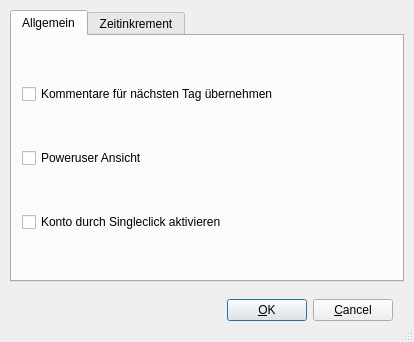
First picture: the form in src/preferencedialogbase.ui, repository theoweiss/sctime, before the edit.
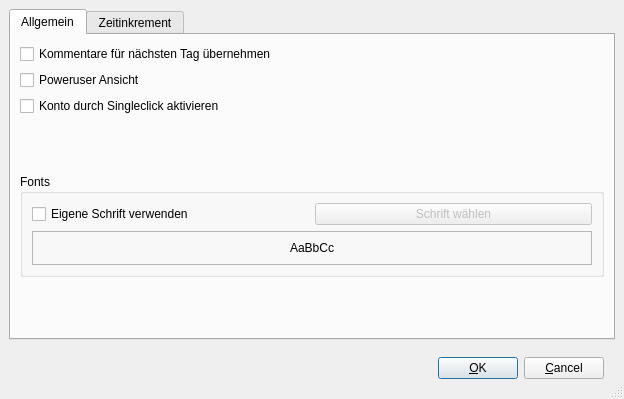
Second picture: the form after the edit.

Commit message: make font configurable

Patch:
```diff
--- a/src/preferencedialogbase.ui
+++ b/src/preferencedialogbase.ui
@@ -8,8 +8,8 @@
    <rect>
     <x>0</x>
     <y>0</y>
-    <width>414</width>
-    <height>342</height>
+    <width>624</width>
+    <height>399</height>
    </rect>
   </property>
   <property name="windowTitle" >
@@ -20,7 +20,7 @@
   </property>
   <layout class="QVBoxLayout" >
    <property name="margin" >
-    <number>10</number>
+    <number>9</number>
    </property>
    <property name="spacing" >
     <number>6</number>
@@ -41,7 +41,7 @@
       </attribute>
       <layout class="QVBoxLayout" >
        <property name="margin" >
-        <number>10</number>
+        <number>9</number>
        </property>
        <property name="spacing" >
         <number>6</number>
@@ -67,18 +67,101 @@
          </property>
         </widget>
        </item>
+       <item>
+        <spacer>
+         <property name="orientation" >
+          <enum>Qt::Vertical</enum>
+         </property>
+         <property name="sizeHint" >
+          <size>
+           <width>20</width>
+           <height>20</height>
+          </size>
+         </property>
+        </spacer>
+       </item>
+       <item>
+        <widget class="QGroupBox" name="groupBox" >
+         <property name="title" >
+          <string>Fonts</string>
+         </property>
+         <layout class="QVBoxLayout" >
+          <property name="margin" >
+           <number>9</number>
+          </property>
+          <property name="spacing" >
+           <number>6</number>
+          </property>
+          <item>
+           <layout class="QHBoxLayout" >
+            <property name="margin" >
+             <number>0</number>
+            </property>
+            <property name="spacing" >
+             <number>6</number>
+            </property>
+            <item>
+             <widget class="QCheckBox" name="customFontCheckBox" >
+              <property name="text" >
+               <string>Eigene Schrift verwenden</string>
+              </property>
+             </widget>
+            </item>
+            <item>
+             <widget class="QPushButton" name="customFontSelectButton" >
+              <property name="enabled" >
+               <bool>false</bool>
+              </property>
+              <property name="text" >
+               <string>Schrift wählen</string>
+              </property>
+             </widget>
+            </item>
+           </layout>
+          </item>
+          <item>
+           <widget class="QFrame" name="frame" >
+            <property name="frameShape" >
+             <enum>QFrame::StyledPanel</enum>
+            </property>
+            <property name="frameShadow" >
+             <enum>QFrame::Raised</enum>
+            </property>
+            <layout class="QHBoxLayout" >
+             <property name="margin" >
+              <number>9</number>
+             </property>
+             <property name="spacing" >
+              <number>6</number>
+             </property>
+             <item>
+              <widget class="QLabel" name="fontPreview" >
+               <property name="text" >
+                <string>AaBbCc</string>
+               </property>
+               <property name="alignment" >
+                <set>Qt::AlignCenter</set>
+               </property>
+              </widget>
+             </item>
+            </layout>
+           </widget>
+          </item>
+         </layout>
+        </widget>
+       </item>
        <item>
         <spacer>
          <property name="orientation" >
           <enum>Qt::Vertical</enum>
          </property>
          <property name="sizeType" >
-          <enum>QSizePolicy::Minimum</enum>
+          <enum>QSizePolicy::Expanding</enum>
          </property>
          <property name="sizeHint" >
           <size>
            <width>20</width>
-           <height>0</height>
+           <height>20</height>
           </size>
          </property>
         </spacer>
```
Left out of the diff: 19 changed lines with no effect on the pictures. The commit also changes 6 other files.
